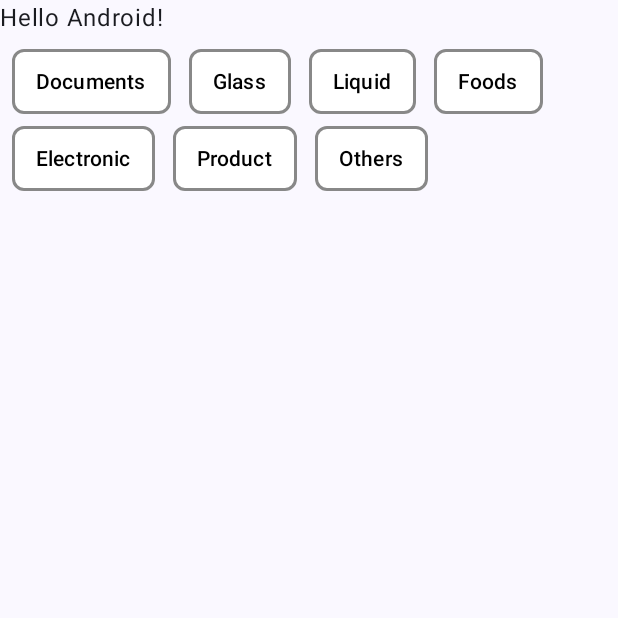
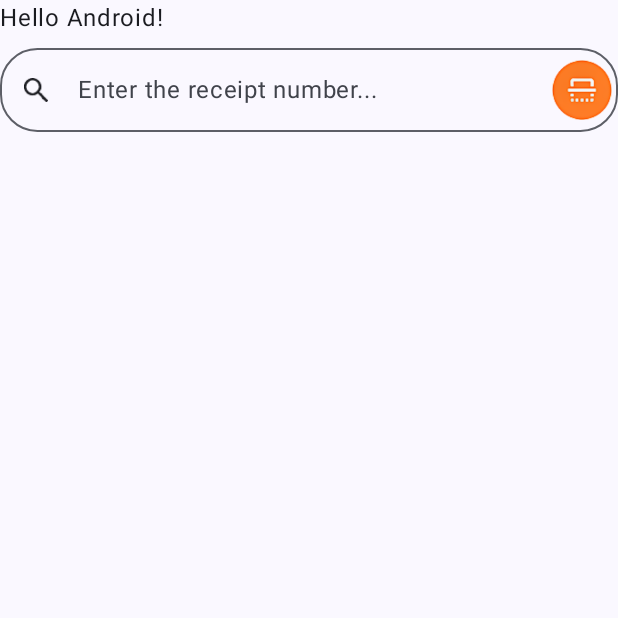
Before and after one commit to emperorfin/Movemate, an Android app built with Jetpack Compose: the screen it shows after launch (MainActivity), on a phone screen of 412 x 824 dp, the top half of it. Run offline under Robolectric (Android 15) with nearby library versions, the phone set to English and light mode, and no system bars.

Commit message:
[CREATED] Created RoundedOutlinedTextFieldWithIcons reusable component.

```diff
--- a/app/src/main/java/emperorfin/android/movemate/MainActivity.kt
+++ b/app/src/main/java/emperorfin/android/movemate/MainActivity.kt
@@ -14,6 +14,7 @@ import androidx.compose.runtime.Composable
 import androidx.compose.ui.Modifier
 import androidx.compose.ui.tooling.preview.Preview
 import emperorfin.android.movemate.ui.component.CustomChipGroup
+import emperorfin.android.movemate.ui.component.RoundedOutlinedTextFieldWithIcons
 import emperorfin.android.movemate.ui.theme.MovemateTheme
 
 class MainActivity : ComponentActivity() {
@@ -29,11 +30,13 @@ class MainActivity : ComponentActivity() {
                             modifier = Modifier.padding(innerPadding)
                         )
 
-                        Row {
-                            CustomChipGroup(
-                                chipLabels = listOf("Documents", "Glass", "Liquid", "Foods", "Electronic", "Product", "Others")
-                            )
-                        }
+                        RoundedOutlinedTextFieldWithIcons(
+                            labelRes = R.string.txt_enter_the_receipt_number,
+                            value = "",
+                            onValueChanged = { },
+                            leadingIconRes = R.drawable.ic_search,
+                            trailingIconRes = R.drawable.ic_scan,
+                        )
                     }
                 }
             }
--- /dev/null
+++ b/app/src/main/java/emperorfin/android/movemate/ui/component/RoundedOutlinedTextFieldWithIcons.kt
@@ -0,0 +1,124 @@
+package emperorfin.android.movemate.ui.component
+
+import androidx.annotation.DrawableRes
+import androidx.annotation.StringRes
+import androidx.compose.foundation.Image
+import androidx.compose.foundation.layout.Column
+import androidx.compose.foundation.layout.fillMaxWidth
+import androidx.compose.foundation.layout.size
+import androidx.compose.foundation.shape.RoundedCornerShape
+import androidx.compose.foundation.text.KeyboardOptions
+import androidx.compose.material3.Icon
+import androidx.compose.material3.LocalContentColor
+import androidx.compose.material3.OutlinedTextField
+import androidx.compose.material3.OutlinedTextFieldDefaults
+import androidx.compose.material3.Text
+import androidx.compose.runtime.Composable
+import androidx.compose.runtime.getValue
+import androidx.compose.runtime.mutableStateOf
+import androidx.compose.runtime.saveable.rememberSaveable
+import androidx.compose.runtime.setValue
+import androidx.compose.ui.Modifier
+import androidx.compose.ui.graphics.Color
+import androidx.compose.ui.res.dimensionResource
+import androidx.compose.ui.res.painterResource
+import androidx.compose.ui.res.stringResource
+import androidx.compose.ui.text.input.KeyboardType
+import androidx.compose.ui.tooling.preview.Preview
+import androidx.compose.ui.unit.dp
+import emperorfin.android.movemate.R
+import emperorfin.android.movemate.ui.theme.MovemateTheme
+
+
+@Composable
+fun RoundedOutlinedTextFieldWithIcons(
+    modifier: Modifier = Modifier,
+    @StringRes labelRes: Int? = null,
+    value: String,
+    onValueChanged: (String) -> Unit,
+    @DrawableRes leadingIconRes: Int? = null,
+    @DrawableRes trailingIconRes: Int? = null,
+    leadingIconTint: Color = LocalContentColor.current,
+    readOnly: Boolean = false,
+    keyboardType: KeyboardType = KeyboardType.Text,
+    focusedBorderColor: Color = Color.Unspecified,
+    unfocusedBorderColor: Color = Color.Unspecified,
+    focusedContainerColor: Color = Color.Unspecified,
+    unfocusedContainerColor: Color = Color.Unspecified,
+    focusedLabelColor: Color = Color.Unspecified,
+    unfocusedLabelColor: Color = Color.Unspecified,
+) {
+
+    var label = ""
+
+    if (labelRes != null) {
+        label = stringResource(id = labelRes)
+    }
+
+    val labelComponent: @Composable () -> Unit = {
+        Text(text = label)
+    }
+
+    var leadingIcon: (@Composable () -> Unit)? = null
+    var trailingIcon: (@Composable () -> Unit)? = null
+
+    if (leadingIconRes != null)
+        leadingIcon = {
+            Icon(
+                modifier = Modifier.size(size = dimensionResource(id = R.dimen.rounded_outlined_text_field_with_icons_leading_icon_size_16)),
+                painter = painterResource(id = leadingIconRes),
+                contentDescription = null,
+                tint = leadingIconTint
+            )
+        }
+
+    if (trailingIconRes != null)
+        trailingIcon = {
+            Image(
+                modifier = Modifier.size(size = dimensionResource(id = R.dimen.rounded_outlined_text_field_with_icons_trailing_icon_size_40)),
+                painter = painterResource(id = trailingIconRes),
+                contentDescription = null,
+            )
+        }
+
+    Column {
+        OutlinedTextField(
+            modifier = modifier.fillMaxWidth(),
+            label = labelComponent,
+            value = value,
+            readOnly = readOnly,
+            keyboardOptions = KeyboardOptions(
+                keyboardType = keyboardType
+            ),
+            onValueChange = {
+                onValueChanged(it)
+            },
+            shape = RoundedCornerShape(size = dimensionResource(id = R.dimen.rounded_outlined_text_field_with_icons_rounded_corner_shape_size_25)),
+            leadingIcon = leadingIcon,
+            trailingIcon = trailingIcon,
+            singleLine = true,
+            colors = OutlinedTextFieldDefaults.colors(
+                focusedBorderColor = focusedBorderColor,
+                unfocusedBorderColor = unfocusedBorderColor,
+                focusedContainerColor = focusedContainerColor,
+                unfocusedContainerColor = unfocusedContainerColor,
+                focusedLabelColor = focusedLabelColor,
+                unfocusedLabelColor = unfocusedLabelColor
+            )
+        )
+    }
+}
+
+@Preview(showBackground = true)
+@Composable
+private fun RoundedOutlinedTextFieldWithIconsPreview() {
+    MovemateTheme {
+        RoundedOutlinedTextFieldWithIcons(
+            labelRes = R.string.txt_enter_the_receipt_number,
+            value = "",
+            onValueChanged = { },
+            leadingIconRes = R.drawable.ic_search,
+            trailingIconRes = R.drawable.ic_scan,
+        )
+    }
+}
--- a/app/src/main/res/values/dimens.xml
+++ b/app/src/main/res/values/dimens.xml
@@ -12,4 +12,8 @@
     <dimen name="custom_chip_group_flow_row_vertical_arrangement_8">8dp</dimen>
     <dimen name="custom_chip_group_filter_chip_border_stroke_width_2">2dp</dimen>
     <dimen name="custom_chip_group_spacer_width_8">8dp</dimen>
+
+    <dimen name="rounded_outlined_text_field_with_icons_leading_icon_size_16">16dp</dimen>
+    <dimen name="rounded_outlined_text_field_with_icons_trailing_icon_size_40">40dp</dimen>
+    <dimen name="rounded_outlined_text_field_with_icons_rounded_corner_shape_size_25">25dp</dimen>
 </resources>
--- a/app/src/main/res/values/strings.xml
+++ b/app/src/main/res/values/strings.xml
@@ -2,4 +2,6 @@
     <string name="app_name">Movemate</string>
 
     <string name="btn_back_to_home">Back to home</string>
+
+    <string name="txt_enter_the_receipt_number">Enter the receipt number...</string>
 </resources>
```
Also changed, not shown: app/src/main/res/drawable/ic_scan.png (added), app/src/main/res/drawable/ic_search.png (added).
